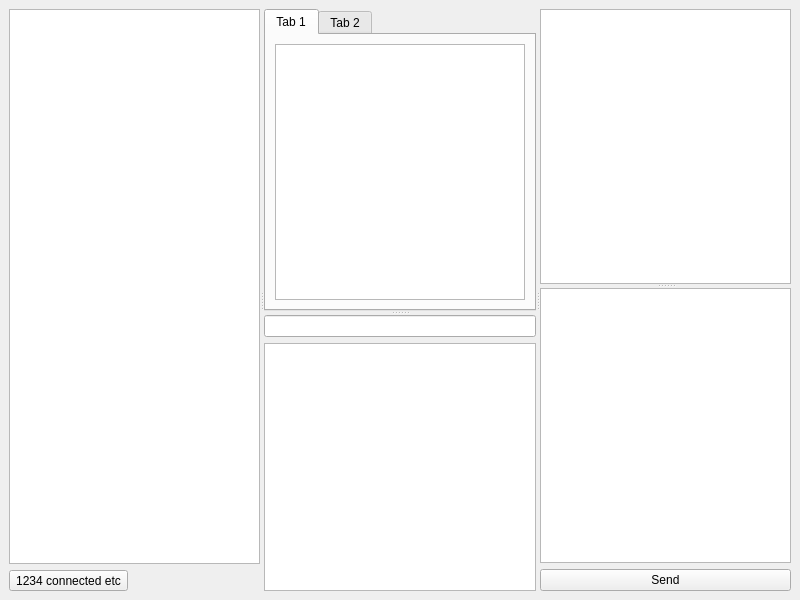
Qt form cpp/c13/mainwindow.ui (p0lymeric/fe56_dscr) before a commit.
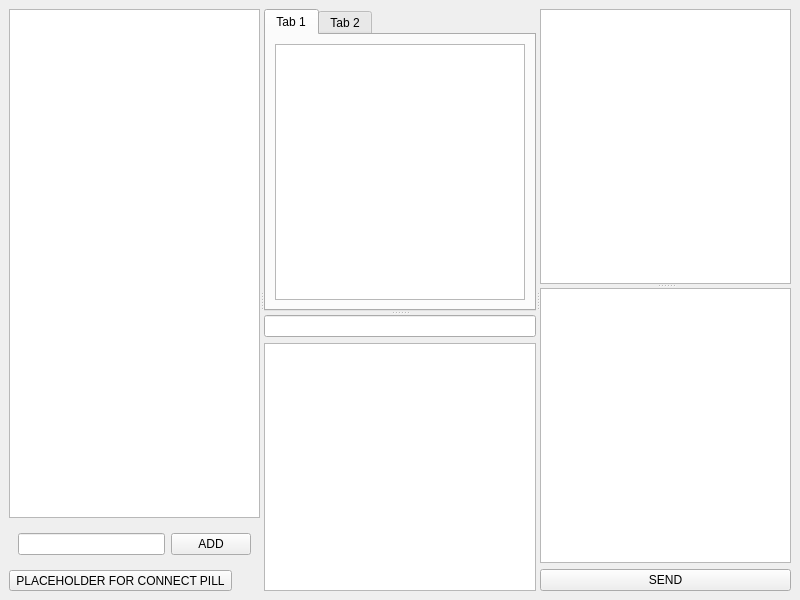
The same form after that commit.

What changed in the file:
```diff
--- a/cpp/c13/mainwindow.ui
+++ b/cpp/c13/mainwindow.ui
@@ -25,10 +25,26 @@
         <item>
          <widget class="QTableView" name="dictionaryTable"/>
         </item>
+        <item>
+         <widget class="QWidget" name="widget" native="true">
+          <layout class="QHBoxLayout" name="horizontalLayout_2">
+           <item>
+            <widget class="QLineEdit" name="addDictionaryId"/>
+           </item>
+           <item>
+            <widget class="QPushButton" name="addDictionaryButton">
+             <property name="text">
+              <string>ADD</string>
+             </property>
+            </widget>
+           </item>
+          </layout>
+         </widget>
+        </item>
         <item>
          <widget class="QToolButton" name="connectionPill">
           <property name="text">
-           <string>1234 connected etc</string>
+           <string>PLACEHOLDER FOR CONNECT PILL</string>
           </property>
          </widget>
         </item>
@@ -93,7 +109,7 @@
         <item>
          <widget class="QPushButton" name="sendButton">
           <property name="text">
-           <string>Send</string>
+           <string>SEND</string>
           </property>
          </widget>
         </item>
```
